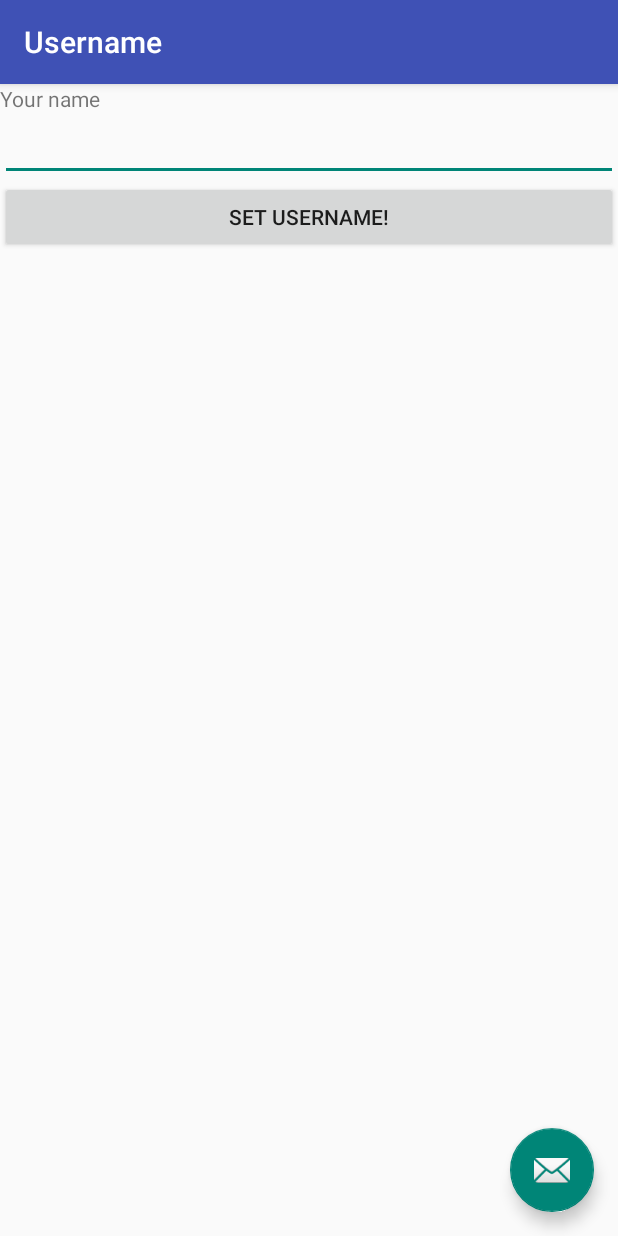
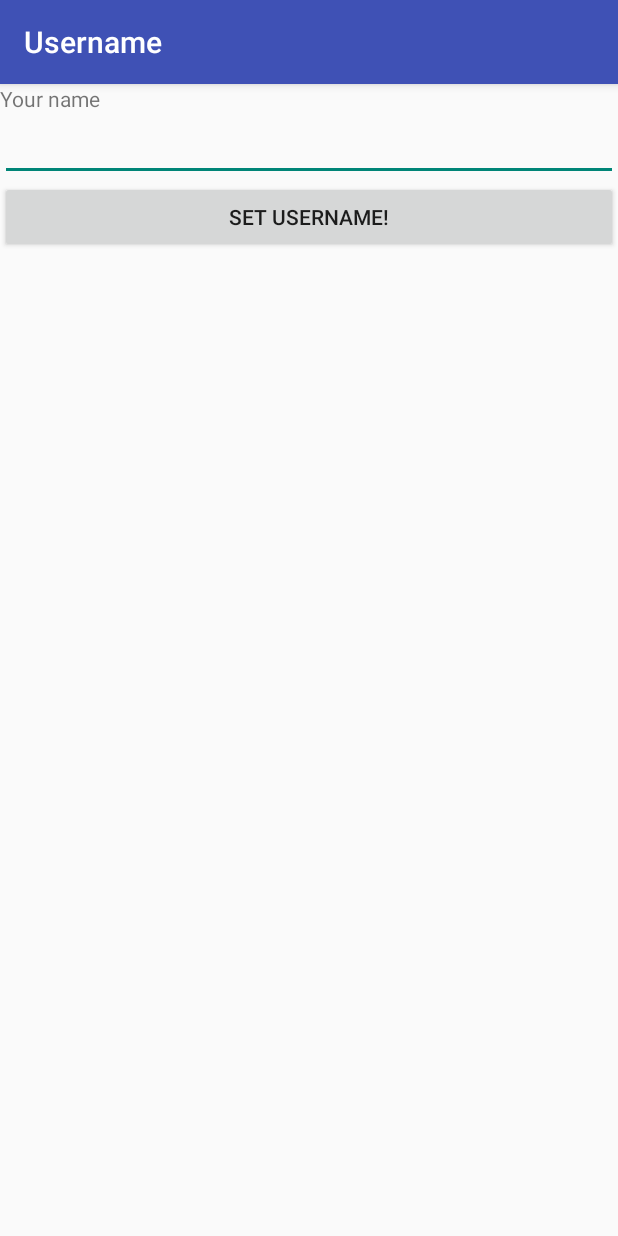
Before and after one commit to b-czaszynski/thresholdBC, an Android app: the screen it shows after launch (SetUsernameActivity), on a phone screen of 412 x 824 dp. Run offline under Robolectric (Android 15) with nearby library versions, the light colour scheme and no system bars; 1 statement that could not run was skipped.

Commit message:
Remove floating action button username activity

```diff
--- a/android/app/src/main/java/org/blockchainbeasts/passbuddies/CreateSharesActivity.java
+++ b/android/app/src/main/java/org/blockchainbeasts/passbuddies/CreateSharesActivity.java
@@ -134,7 +134,6 @@ public class CreateSharesActivity extends AppCompatActivity implements NfcAdapte
     private void clearInputs() {
         ((EditText)findViewById(R.id.txtBoxSecret)).setText("");
         ((EditText)findViewById(R.id.txtBoxSecretName)).setText("");
-        ((EditText)findViewById(R.id.txtBoxUserName)).setText("");
         ((EditText)findViewById(R.id.numberInputN)).setText("");
         ((EditText)findViewById(R.id.numberInputK)).setText("");
     }
--- a/android/app/src/main/java/org/blockchainbeasts/passbuddies/SetUsernameActivity.java
+++ b/android/app/src/main/java/org/blockchainbeasts/passbuddies/SetUsernameActivity.java
@@ -18,15 +18,6 @@ public class SetUsernameActivity extends AppCompatActivity {
         setContentView(R.layout.activity_set_username);
         Toolbar toolbar = (Toolbar) findViewById(R.id.toolbar);
         setSupportActionBar(toolbar);
-
-        FloatingActionButton fab = (FloatingActionButton) findViewById(R.id.fab);
-        fab.setOnClickListener(new View.OnClickListener() {
-            @Override
-            public void onClick(View view) {
-                Snackbar.make(view, "Replace with your own action", Snackbar.LENGTH_LONG)
-                        .setAction("Action", null).show();
-            }
-        });
     }
 
     public void onSetUsername(View view) {
--- a/android/app/src/main/res/layout/activity_set_username.xml
+++ b/android/app/src/main/res/layout/activity_set_username.xml
@@ -22,12 +22,4 @@
 
     <include layout="@layout/content_set_username" />
 
-    <android.support.design.widget.FloatingActionButton
-        android:id="@+id/fab"
-        android:layout_width="wrap_content"
-        android:layout_height="wrap_content"
-        android:layout_gravity="bottom|end"
-        android:layout_margin="@dimen/fab_margin"
-        app:srcCompat="@android:drawable/ic_dialog_email" />
-
 </android.support.design.widget.CoordinatorLayout>
```
